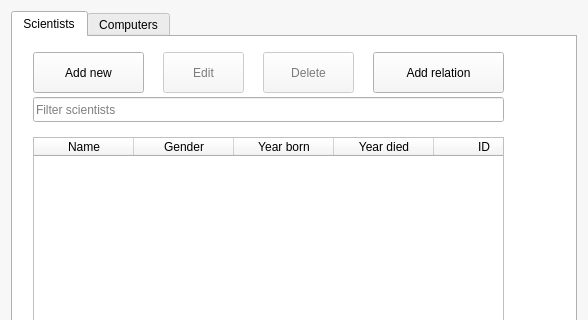
Hopur-50/Verkefni3, file mainwindow.ui: the form before one commit; both pictures show x 0 to 588 and y 0 to 320 of the 588 by 672 pixel window.
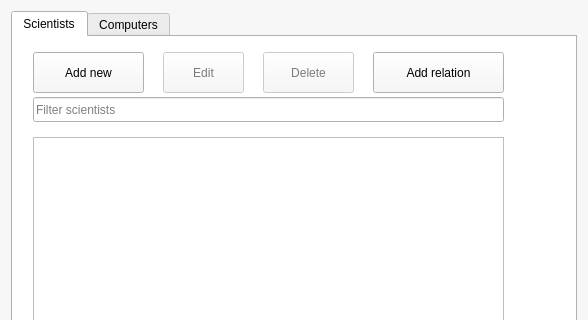
The form after the commit. The open tabs and pages were chosen to show the change. Icons and pictures are not drawn.

Commit message: selection og editclick í mainwindow

Diff of the .ui file:
```diff
--- a/mainwindow.ui
+++ b/mainwindow.ui
@@ -588,7 +588,7 @@
          <number>0</number>
         </property>
         <attribute name="horizontalHeaderVisible">
-         <bool>true</bool>
+         <bool>false</bool>
         </attribute>
         <attribute name="horizontalHeaderCascadingSectionResizes">
          <bool>true</bool>
```
Left out of the diff: 11 changed lines with no effect on the pictures.
